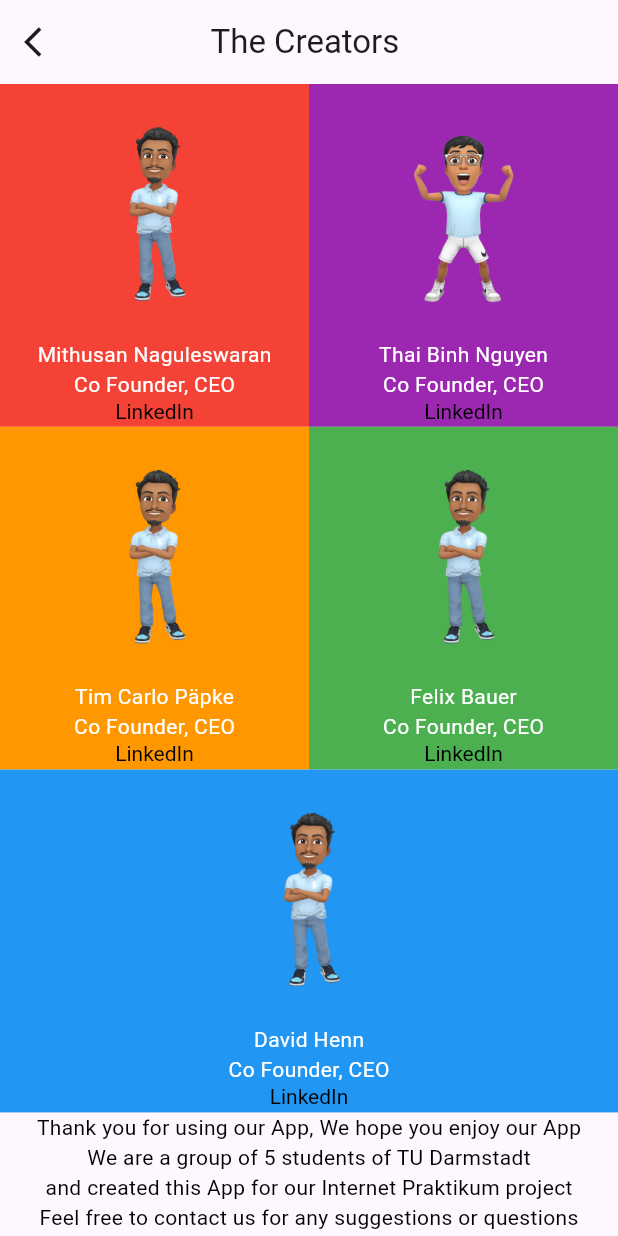
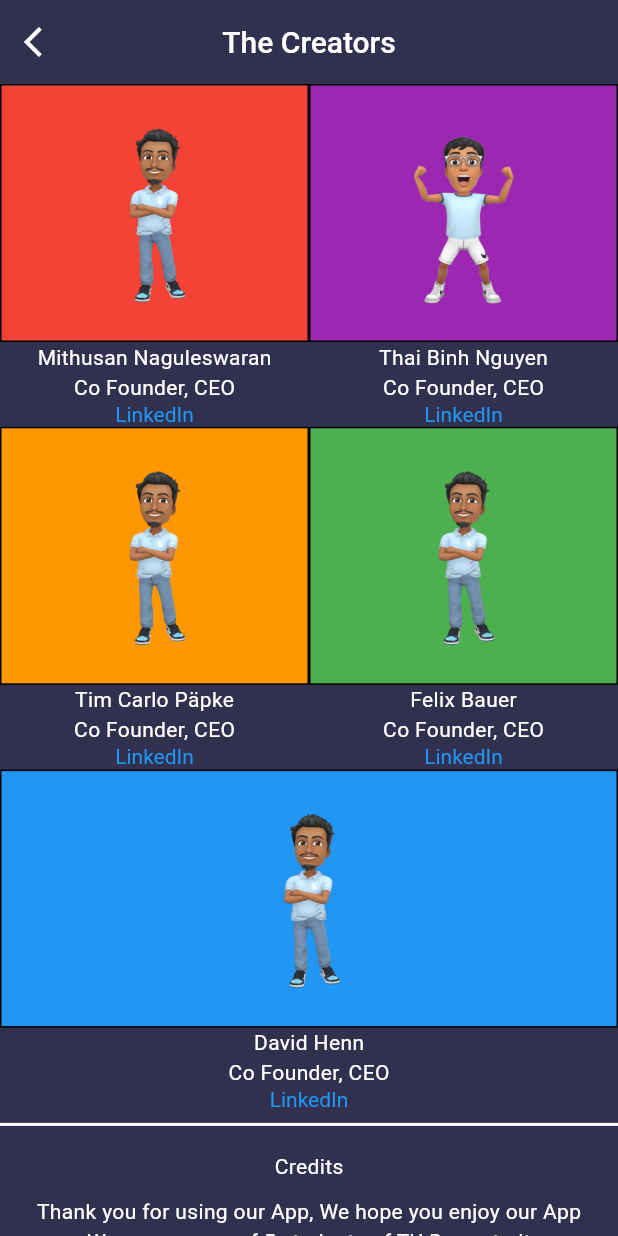
Before and after one commit to mithuGit/TripTip, a Flutter app: the InfoPage screen opened by its route, on a phone screen of 412 x 824 dp. Run offline on Flutter 3.47's test engine with Material 3 defaults, Android fonts, the phone set to English and light mode, and no system bars; our stand-ins replace cloud_firestore, file_picker, firebase_auth, firebase_core, firebase_storage, flutter_riverpod and 10 more; missing offline and left inert: dart:ffi, flutter_facebook_auth, flutter_pdfview, flutter_polyline_points, flutter_stripe, webview_flutter_plus; accounts and stored records are empty; generated files the repository leaves out were written again; Roboto replaces fonts that are missing (fonts/Ubuntu-Regular.ttf); project files that could hold a hidden picture were left out.

Commit message:
info page farben geändert + navigationbar in map verändert

```diff
--- a/lib/ui/styles/Styles.dart
+++ b/lib/ui/styles/Styles.dart
@@ -1,4 +1,5 @@
 import 'package:flutter/material.dart';
+
 class Styles {
   static const overlayTitle = TextStyle(
       fontFamily: 'Ubuntu',
@@ -87,5 +88,10 @@ class Styles {
       fontFamily: 'fonts/Ubuntu-Regular.ttf',
       fontSize: 14,
       fontWeight: FontWeight.w400,
-      color: Colors.black);
+      color: Colors.white);
+  static const infoTitle = TextStyle(
+      fontFamily: 'fonts/Ubuntu-Regular.ttf',
+      fontSize: 20,
+      fontWeight: FontWeight.w500,
+      color: Colors.white);
 }
--- a/lib/ui/views/profile/character.dart
+++ b/lib/ui/views/profile/character.dart
@@ -23,25 +23,38 @@ class CharakterContainer extends StatelessWidget {
   @override
   Widget build(BuildContext context) {
     return Container(
-        width: fill != null ? MediaQuery.of(context).size.width : MediaQuery.of(context).size.width * 0.5,
-        decoration: BoxDecoration(
-          color: color,
+        width: fill != null
+            ? MediaQuery.of(context).size.width
+            : MediaQuery.of(context).size.width * 0.5,
+        decoration: const BoxDecoration(
+          color: Color.fromARGB(255, 49, 48, 78),
         ),
         child: Column(children: [
           // Image (genauer gesagt ein GiF )
-          Image.asset(image, height: 170),
+          Container(
+              decoration: BoxDecoration(
+                color: color,
+                border: Border.all(color: Colors.black),
+              ),
+              width: fill != null
+                  ? MediaQuery.of(context).size.width
+                  : MediaQuery.of(context).size.width * 0.5,
+              child: Image.asset(image, height: 170)),
 
           // Charakter Name
           Text(name, style: Styles.characterStyle),
 
           // Charakter Beschreibung
-          Text(description, style: Styles.characterStyle),
+          Text(
+            description,
+            style: Styles.characterStyle,
+          ),
 
           // Link von LinkedIn
           RichText(
             text: TextSpan(
               text: 'LinkedIn',
-              style: const TextStyle(color: Colors.black),
+              style: const TextStyle(color: Colors.blue),
               recognizer: TapGestureRecognizer()
                 ..onTap = () async {
                   launchUrl(Uri.parse(link));
--- a/lib/ui/views/profile/info_page.dart
+++ b/lib/ui/views/profile/info_page.dart
@@ -10,17 +10,22 @@ class InfoPage extends StatelessWidget {
   Widget build(BuildContext context) {
     return Scaffold(
       appBar: AppBar(
-        //backgroundColor: const Color.fromARGB(255, 49, 48, 78),
+        backgroundColor: const Color.fromARGB(255, 49, 48, 78),
         leading: IconButton(
           onPressed: () {
             context.go("/profile");
           },
           icon: const Icon(Icons.arrow_back_ios),
+          color: Colors.white,
         ),
         centerTitle: true,
-        title: const Text("The Creators "),
+        title: const Text("The Creators", style: Styles.infoTitle),
       ),
       body: SingleChildScrollView(
+        child: Container(
+          decoration: const BoxDecoration(
+            color: Color.fromARGB(255, 49, 48, 78),
+          ),
           child: Column(
             children: [
               SizedBox(
@@ -85,6 +90,14 @@ class InfoPage extends StatelessWidget {
                   ],
                 ),
               ),
+              const Divider(
+                color: Colors.white,
+                thickness: 2,
+              ),
+              const SizedBox(height: 10),
+              const Text("Credits",
+                  style: Styles.endCredits), // vlt was anderes dafür nehmen
+              const SizedBox(height: 10),
               const Text(
                   "Thank you for using our App, We hope you enjoy our App",
                   style: Styles.endCredits),
@@ -99,6 +112,7 @@ class InfoPage extends StatelessWidget {
             ],
           ),
         ),
+      ),
     );
   }
 }
--- a/lib/ui/views/ticket/ticket.dart
+++ b/lib/ui/views/ticket/ticket.dart
@@ -89,9 +89,6 @@ class _TicketState extends State<Ticket> {
                     const TicketContainer(title: "Test5"),
                     const TicketContainer(title: "Ticket from Deutsche Bahn"),
                     const TicketContainer(title: "Ticket from Deutsche Bahn"),
-                    const TicketContainer(title: "Ticket from Deutsche Bahn"),
-                    const TicketContainer(title: "Ticket from Deutsche Bahn"),
-                    const TicketContainer(title: "Ticket from Deutsche Bahn")
                   ],
                 ),
               ),
```
Also changed, not shown: lib/ui/views/navigation/app_navigation.dart (+19 -16 lines). Lines whose indentation alone changed are shown as unchanged.
